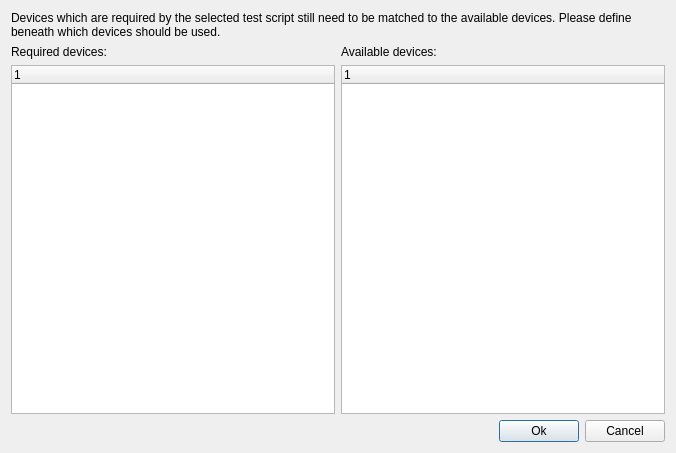
Old version of the form src/devicematcher.ui in the repository Crystal-Photonics/crystalTestFrameworkApp.
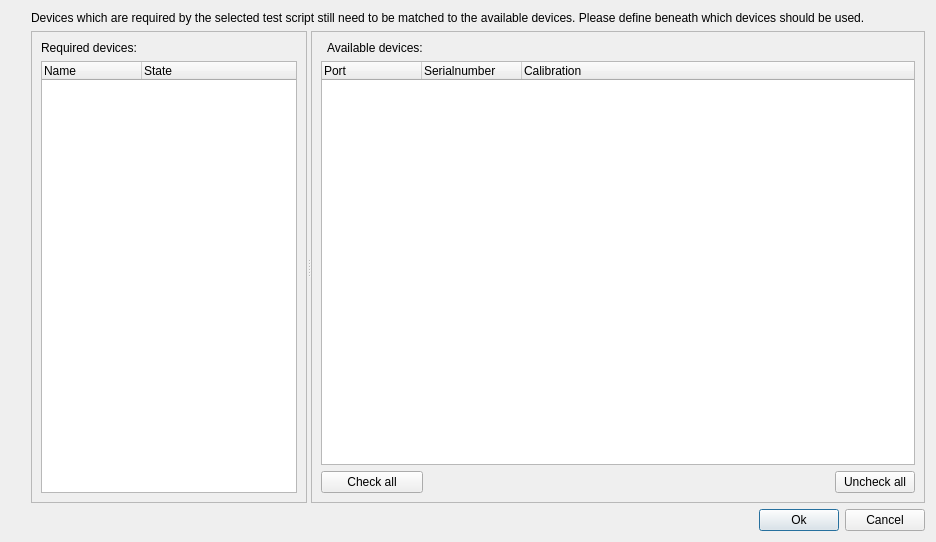
New version of the form.

Patch:
```diff
--- a/src/devicematcher.ui
+++ b/src/devicematcher.ui
@@ -6,57 +6,28 @@
    <rect>
     <x>0</x>
     <y>0</y>
-    <width>676</width>
-    <height>453</height>
+    <width>936</width>
+    <height>542</height>
    </rect>
   </property>
   <property name="windowTitle">
    <string>Dialog</string>
   </property>
-  <layout class="QGridLayout" name="gridLayout">
-   <item row="1" column="1">
-    <widget class="QLabel" name="label_2">
-     <property name="text">
-      <string>Available devices:</string>
-     </property>
-    </widget>
-   </item>
+  <layout class="QGridLayout" name="gridLayout_4">
    <item row="1" column="0">
-    <widget class="QLabel" name="label">
-     <property name="text">
-      <string>Required devices:</string>
+    <spacer name="verticalSpacer">
+     <property name="orientation">
+      <enum>Qt::Vertical</enum>
      </property>
-    </widget>
+     <property name="sizeHint" stdset="0">
+      <size>
+       <width>20</width>
+       <height>40</height>
+      </size>
+     </property>
+    </spacer>
    </item>
    <item row="2" column="1">
-    <widget class="QTreeWidget" name="tree_available">
-     <column>
-      <property name="text">
-       <string notr="true">1</string>
-      </property>
-     </column>
-    </widget>
-   </item>
-   <item row="2" column="0">
-    <widget class="QTreeWidget" name="tree_required">
-     <column>
-      <property name="text">
-       <string notr="true">1</string>
-      </property>
-     </column>
-    </widget>
-   </item>
-   <item row="0" column="0" colspan="2">
-    <widget class="QLabel" name="label_3">
-     <property name="text">
-      <string>Devices which are required by the selected test script still need to be matched to the available devices. Please define beneath which devices should be used.</string>
-     </property>
-     <property name="wordWrap">
-      <bool>true</bool>
-     </property>
-    </widget>
-   </item>
-   <item row="3" column="0" colspan="2">
     <layout class="QHBoxLayout" name="horizontalLayout">
      <item>
       <spacer name="horizontalSpacer">
@@ -87,6 +58,135 @@
      </item>
     </layout>
    </item>
+   <item row="0" column="1">
+    <widget class="QLabel" name="label_3">
+     <property name="text">
+      <string>Devices which are required by the selected test script still need to be matched to the available devices. Please define beneath which devices should be used.</string>
+     </property>
+     <property name="wordWrap">
+      <bool>true</bool>
+     </property>
+    </widget>
+   </item>
+   <item row="1" column="1">
+    <widget class="QSplitter" name="splitter">
+     <property name="orientation">
+      <enum>Qt::Horizontal</enum>
+     </property>
+     <widget class="QFrame" name="frame">
+      <property name="sizePolicy">
+       <sizepolicy hsizetype="Preferred" vsizetype="Preferred">
+        <horstretch>0</horstretch>
+        <verstretch>0</verstretch>
+       </sizepolicy>
+      </property>
+      <property name="maximumSize">
+       <size>
+        <width>16777215</width>
+        <height>16777215</height>
+       </size>
+      </property>
+      <property name="frameShape">
+       <enum>QFrame::StyledPanel</enum>
+      </property>
+      <property name="frameShadow">
+       <enum>QFrame::Raised</enum>
+      </property>
+      <layout class="QGridLayout" name="gridLayout_2">
+       <item row="0" column="0">
+        <widget class="QLabel" name="label">
+         <property name="text">
+          <string>Required devices:</string>
+         </property>
+        </widget>
+       </item>
+       <item row="1" column="0">
+        <widget class="QTreeWidget" name="tree_required">
+         <column>
+          <property name="text">
+           <string notr="true">Name</string>
+          </property>
+         </column>
+         <column>
+          <property name="text">
+           <string>State</string>
+          </property>
+         </column>
+        </widget>
+       </item>
+      </layout>
+     </widget>
+     <widget class="QFrame" name="frame_2">
+      <property name="sizePolicy">
+       <sizepolicy hsizetype="Preferred" vsizetype="Preferred">
+        <horstretch>2</horstretch>
+        <verstretch>0</verstretch>
+       </sizepolicy>
+      </property>
+      <property name="frameShape">
+       <enum>QFrame::StyledPanel</enum>
+      </property>
+      <property name="frameShadow">
+       <enum>QFrame::Raised</enum>
+      </property>
+      <layout class="QGridLayout" name="gridLayout">
+       <item row="0" column="1">
+        <widget class="QLabel" name="label_2">
+         <property name="text">
+          <string>Available devices:</string>
+         </property>
+        </widget>
+       </item>
+       <item row="2" column="0" colspan="2">
+        <widget class="QPushButton" name="btn_check_all">
+         <property name="text">
+          <string>Check all</string>
+         </property>
+        </widget>
+       </item>
+       <item row="2" column="3">
+        <widget class="QPushButton" name="btn_uncheck_all">
+         <property name="text">
+          <string>Uncheck all</string>
+         </property>
+        </widget>
+       </item>
+       <item row="1" column="0" colspan="4">
+        <widget class="QTreeWidget" name="tree_available">
+         <column>
+          <property name="text">
+           <string notr="true">Port</string>
+          </property>
+         </column>
+         <column>
+          <property name="text">
+           <string>Serialnumber</string>
+          </property>
+         </column>
+         <column>
+          <property name="text">
+           <string>Calibration</string>
+          </property>
+         </column>
+        </widget>
+       </item>
+       <item row="2" column="2">
+        <spacer name="horizontalSpacer_3">
+         <property name="orientation">
+          <enum>Qt::Horizontal</enum>
+         </property>
+         <property name="sizeHint" stdset="0">
+          <size>
+           <width>40</width>
+           <height>20</height>
+          </size>
+         </property>
+        </spacer>
+       </item>
+      </layout>
+     </widget>
+    </widget>
+   </item>
   </layout>
  </widget>
  <resources/>
```
Left out of the diff: 3 changed lines with no effect on the pictures.
